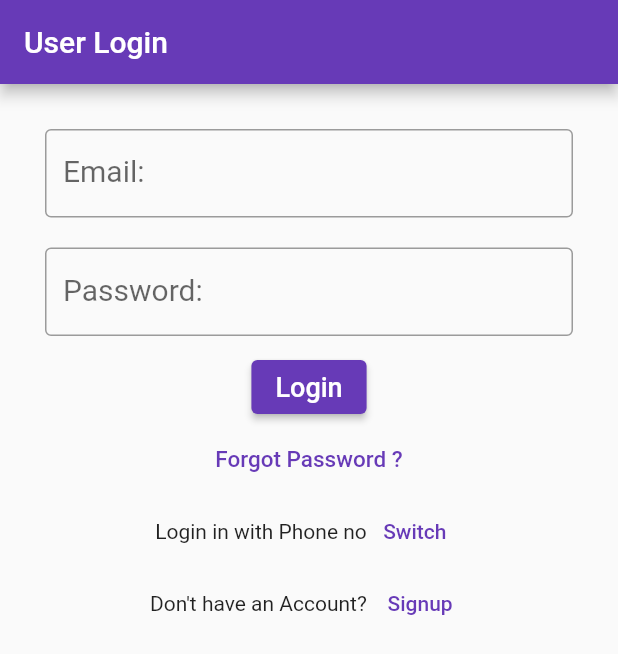
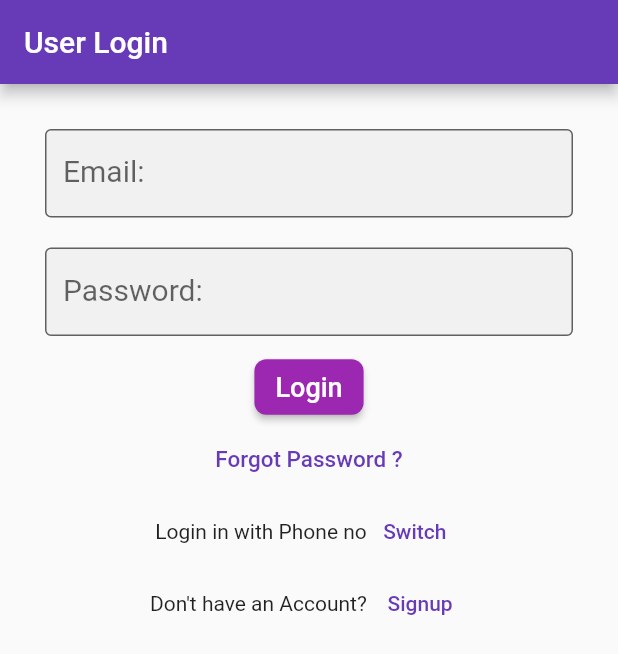
Before and after one commit to daynial132/flutter_fb_auth, a Flutter app: the screen it shows after launch, on a phone screen of 412 x 824 dp. Shown: the top 654 px of the screen. Run offline on Flutter 3.47's test engine with Material 2 defaults, Android fonts, the phone set to English and light mode, and no system bars; our stand-ins replace firebase_auth, firebase_core; accounts and stored records are empty.

Commit message:
Themes added (light/ dark) with system.

```diff
--- a/lib/main.dart
+++ b/lib/main.dart
@@ -1,6 +1,7 @@
 import 'package:firebase_core/firebase_core.dart';
 import 'package:flutter/material.dart';
 import 'package:flutter_fb_auth/pages/login.dart';
+import 'package:flutter_fb_auth/theme/themes.dart';
 
 void main() {
   WidgetsFlutterBinding.ensureInitialized();
@@ -26,9 +27,12 @@ class MyApp extends StatelessWidget {
           }
           return MaterialApp(
             title: 'Flutter Firebase EMail Password Auth',
-            theme: ThemeData(
-              primarySwatch: Colors.deepPurple,
-            ),
+            themeMode: ThemeMode.system,
+            theme: MyThemes.lightTheme,
+            darkTheme: MyThemes.darkTheme,
+            // theme: ThemeData(
+            //   primarySwatch: Colors.deepPurple,
+            // ),
             debugShowCheckedModeBanner: false,
             home: Login(),
           );
--- /dev/null
+++ b/lib/theme/themes.dart
@@ -0,0 +1,67 @@
+import 'package:flutter/material.dart';
+
+const COLOR_PRIMARY = Colors.purpleAccent;
+const COLOR_ACCENT = Colors.purple;
+class MyThemes {
+  static final lightTheme = ThemeData(
+      brightness: Brightness.light,
+      primarySwatch:Colors.deepPurple,
+      primaryColor: COLOR_PRIMARY,
+      floatingActionButtonTheme: FloatingActionButtonThemeData(
+          backgroundColor: COLOR_ACCENT
+      ),
+      elevatedButtonTheme: ElevatedButtonThemeData(
+          style: ButtonStyle(
+              padding: MaterialStateProperty.all<EdgeInsetsGeometry>(
+                  EdgeInsets.symmetric(horizontal: 14.0, vertical: 8.0)
+              ),
+              shape: MaterialStateProperty.all<OutlinedBorder>(
+                  RoundedRectangleBorder(
+                      borderRadius: BorderRadius.circular(8.0))
+              ),
+              backgroundColor: MaterialStateProperty.all<Color>(COLOR_ACCENT)
+          )
+      ),
+      inputDecorationTheme: InputDecorationTheme(
+          border: OutlineInputBorder(
+              borderRadius: BorderRadius.circular(8.0),
+              borderSide: BorderSide.none
+          ),
+          filled: true,
+          fillColor: Colors.grey.withOpacity(0.1)
+      )
+  );
+
+  static final darkTheme = ThemeData(
+
+    brightness: Brightness.dark,
+    accentColor: Colors.white,
+    switchTheme: SwitchThemeData(
+      trackColor: MaterialStateProperty.all<Color>(Colors.grey),
+      thumbColor: MaterialStateProperty.all<Color>(Colors.white),
+    ),
+    inputDecorationTheme: InputDecorationTheme(
+        border: OutlineInputBorder(
+            borderRadius: BorderRadius.circular(8.0),
+            borderSide: BorderSide.none
+        ),
+        filled: true,
+        fillColor: Colors.grey.withOpacity(0.1)
+    ),
+    elevatedButtonTheme: ElevatedButtonThemeData(
+        style: ButtonStyle(
+            padding: MaterialStateProperty.all<EdgeInsetsGeometry>(
+                EdgeInsets.symmetric(horizontal: 14.0, vertical: 8.0)
+            ),
+            shape: MaterialStateProperty.all<OutlinedBorder>(
+                RoundedRectangleBorder(
+                    borderRadius: BorderRadius.circular(8.0)
+                )
+            ),
+            backgroundColor: MaterialStateProperty.all<Color>(Colors.white),
+            foregroundColor: MaterialStateProperty.all<Color>(Colors.black),
+            overlayColor: MaterialStateProperty.all<Color>(Colors.black26)
+        )
+    ),
+  );
+}
```
